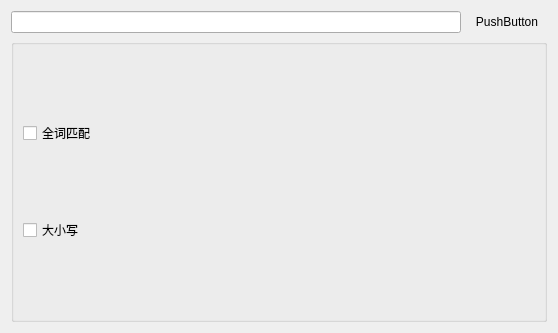
Before: the Qt Designer form seacherform.ui in myBuns/mytest, drawn with Qt 5.
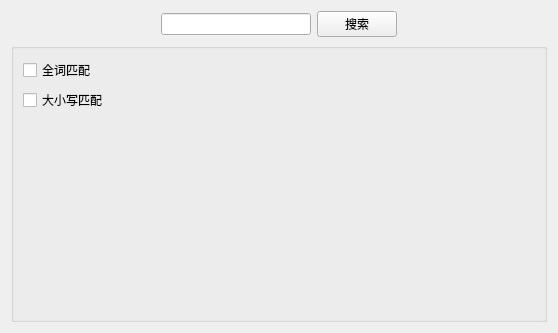
After: the same form once the commit is applied.

Patch:
```diff
--- a/seacherform.ui
+++ b/seacherform.ui
@@ -16,13 +16,26 @@
   <layout class="QVBoxLayout" name="verticalLayout_2">
    <item>
     <layout class="QHBoxLayout" name="horizontalLayout">
+     <item>
+      <spacer name="horizontalSpacer">
+       <property name="orientation">
+        <enum>Qt::Horizontal</enum>
+       </property>
+       <property name="sizeHint" stdset="0">
+        <size>
+         <width>40</width>
+         <height>20</height>
+        </size>
+       </property>
+      </spacer>
+     </item>
      <item>
       <widget class="QLineEdit" name="lineEdit"/>
      </item>
      <item>
       <widget class="QPushButton" name="next">
        <property name="text">
-        <string>PushButton</string>
+        <string>搜索</string>
        </property>
        <property name="autoDefault">
         <bool>false</bool>
@@ -31,10 +44,23 @@
         <bool>false</bool>
        </property>
        <property name="flat">
-        <bool>true</bool>
+        <bool>false</bool>
        </property>
       </widget>
      </item>
+     <item>
+      <spacer name="horizontalSpacer_2">
+       <property name="orientation">
+        <enum>Qt::Horizontal</enum>
+       </property>
+       <property name="sizeHint" stdset="0">
+        <size>
+         <width>40</width>
+         <height>20</height>
+        </size>
+       </property>
+      </spacer>
+     </item>
     </layout>
    </item>
    <item>
@@ -53,10 +79,23 @@
       <item>
        <widget class="QCheckBox" name="checkBox_2">
         <property name="text">
-         <string>大小写</string>
+         <string>大小写匹配</string>
         </property>
        </widget>
       </item>
+      <item>
+       <spacer name="verticalSpacer">
+        <property name="orientation">
+         <enum>Qt::Vertical</enum>
+        </property>
+        <property name="sizeHint" stdset="0">
+         <size>
+          <width>20</width>
+          <height>40</height>
+         </size>
+        </property>
+       </spacer>
+      </item>
      </layout>
     </widget>
    </item>
```
Left out of the diff: 6 changed lines with no effect on the pictures.
